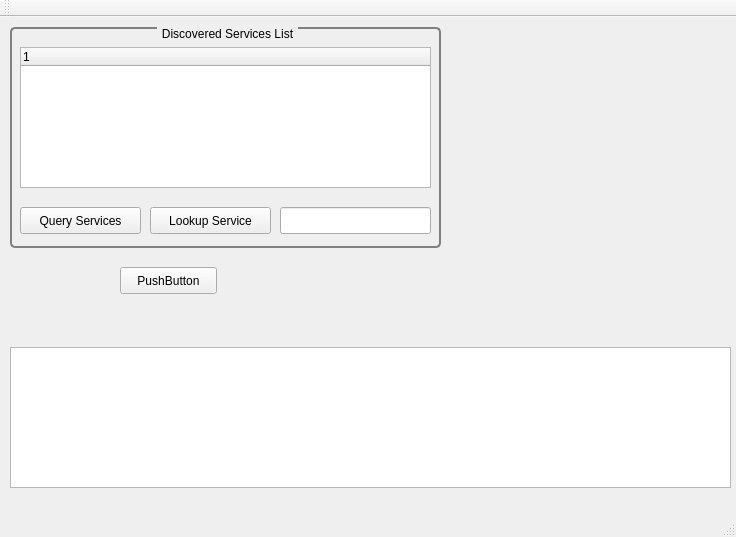
The window that JAUS_UI/mainwindow.ui (davidhodo/JAUSTools) describes before a commit, drawn with Qt 5.
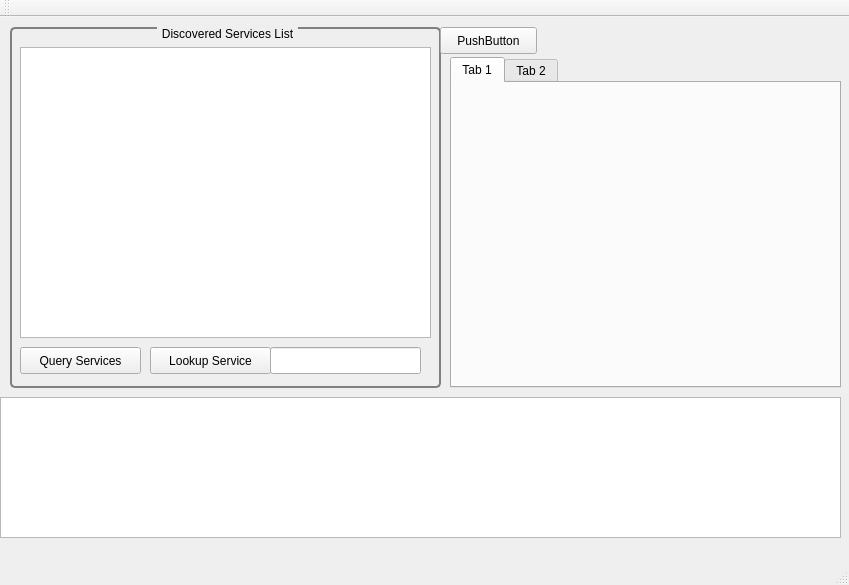
The same window after the commit.

Commit message: working on discovery tree view

What changed in the file:
```diff
--- a/JAUS_UI/mainwindow.ui
+++ b/JAUS_UI/mainwindow.ui
@@ -6,8 +6,8 @@
    <rect>
     <x>0</x>
     <y>0</y>
-    <width>736</width>
-    <height>537</height>
+    <width>849</width>
+    <height>585</height>
    </rect>
   </property>
   <property name="windowTitle">
@@ -20,7 +20,7 @@
       <x>10</x>
       <y>10</y>
       <width>431</width>
-      <height>221</height>
+      <height>361</height>
      </rect>
     </property>
     <property name="styleSheet">
@@ -40,26 +40,11 @@
     <property name="title">
      <string>Discovered Services List</string>
     </property>
-    <widget class="QTreeWidget" name="trwServices">
-     <property name="geometry">
-      <rect>
-       <x>10</x>
-       <y>20</y>
-       <width>411</width>
-       <height>141</height>
-      </rect>
-     </property>
-     <column>
-      <property name="text">
-       <string notr="true">1</string>
-      </property>
-     </column>
-    </widget>
     <widget class="QPushButton" name="pbQueryServices">
      <property name="geometry">
       <rect>
        <x>10</x>
-       <y>180</y>
+       <y>320</y>
        <width>121</width>
        <height>27</height>
       </rect>
@@ -72,7 +57,7 @@
      <property name="geometry">
       <rect>
        <x>140</x>
-       <y>180</y>
+       <y>320</y>
        <width>121</width>
        <height>27</height>
       </rect>
@@ -84,20 +69,30 @@
     <widget class="QLineEdit" name="lineEdit">
      <property name="geometry">
       <rect>
-       <x>270</x>
-       <y>180</y>
+       <x>260</x>
+       <y>320</y>
        <width>151</width>
        <height>27</height>
       </rect>
      </property>
     </widget>
+    <widget class="QTreeView" name="treeServices">
+     <property name="geometry">
+      <rect>
+       <x>10</x>
+       <y>20</y>
+       <width>411</width>
+       <height>291</height>
+      </rect>
+     </property>
+    </widget>
    </widget>
    <widget class="QTextEdit" name="txtConsoleOutput">
     <property name="geometry">
      <rect>
-      <x>10</x>
-      <y>330</y>
-      <width>721</width>
+      <x>0</x>
+      <y>380</y>
+      <width>841</width>
       <height>141</height>
      </rect>
     </property>
@@ -105,8 +100,8 @@
    <widget class="QPushButton" name="pushButton">
     <property name="geometry">
      <rect>
-      <x>120</x>
-      <y>250</y>
+      <x>440</x>
+      <y>10</y>
       <width>97</width>
       <height>27</height>
      </rect>
@@ -115,6 +110,29 @@
      <string>PushButton</string>
     </property>
    </widget>
+   <widget class="QTabWidget" name="tabWidget">
+    <property name="geometry">
+     <rect>
+      <x>450</x>
+      <y>40</y>
+      <width>391</width>
+      <height>331</height>
+     </rect>
+    </property>
+    <property name="currentIndex">
+     <number>0</number>
+    </property>
+    <widget class="QWidget" name="tab">
+     <attribute name="title">
+      <string>Tab 1</string>
+     </attribute>
+    </widget>
+    <widget class="QWidget" name="tab_2">
+     <attribute name="title">
+      <string>Tab 2</string>
+     </attribute>
+    </widget>
+   </widget>
   </widget>
   <widget class="QMenuBar" name="menuBar">
    <property name="geometry">
```
Left out of the diff: 2 changed lines with no effect on the pictures. The commit also changes 2 other files.
